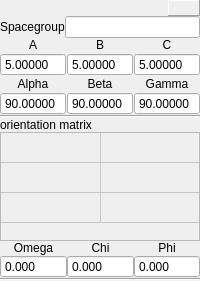
The window that ui/crystaldisplay.ui (jonasstein/clip) describes before a commit, drawn with Qt 5.
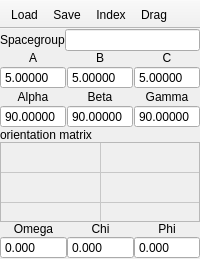
The same window after the commit. Icons and pictures are not drawn. Custom widgets are drawn as their Qt base class.

Commit message: Start Indexing Changed CrystalDisplay to QMainWindow (QToolBar) Updated DragStart to QAction

What changed in the file:
```diff
--- a/ui/crystaldisplay.ui
+++ b/ui/crystaldisplay.ui
@@ -1,13 +1,13 @@
 <?xml version="1.0" encoding="UTF-8"?>
 <ui version="4.0">
  <class>CrystalDisplay</class>
- <widget class="QWidget" name="CrystalDisplay">
+ <widget class="QMainWindow" name="CrystalDisplay">
   <property name="geometry">
    <rect>
     <x>0</x>
     <y>0</y>
     <width>200</width>
-    <height>281</height>
+    <height>259</height>
    </rect>
   </property>
   <property name="sizePolicy">
@@ -29,6 +29,7 @@
    <iconset resource="../icons/icons.qrc">
     <normaloff>:/Crystal.png</normaloff>:/Crystal.png</iconset>
   </property>
+  <widget class="QWidget" name="centralWidget">
   <layout class="QGridLayout">
    <property name="margin">
     <number>0</number>
@@ -36,7 +37,7 @@
    <property name="spacing">
     <number>0</number>
    </property>
-   <item row="1" column="0" colspan="3">
+    <item row="0" column="0" colspan="3">
     <layout class="QHBoxLayout">
      <item>
       <widget class="QLabel" name="label_Spacegroup">
@@ -53,7 +54,7 @@
      </item>
     </layout>
    </item>
-   <item row="2" column="0" colspan="3">
+    <item row="1" column="0" colspan="3">
     <layout class="QHBoxLayout">
      <property name="spacing">
       <number>1</number>
@@ -324,21 +325,14 @@
      </item>
     </layout>
    </item>
-   <item row="3" column="0" colspan="3">
-    <widget class="Line" name="line_2">
-     <property name="orientation">
-      <enum>Qt::Horizontal</enum>
-     </property>
-    </widget>
-   </item>
-   <item row="4" column="0" colspan="3">
+    <item row="2" column="0" colspan="3">
     <widget class="QLabel" name="label_OMat">
      <property name="text">
       <string>orientation matrix</string>
      </property>
     </widget>
    </item>
-   <item row="5" column="0" colspan="3">
+    <item row="3" column="0" colspan="3">
     <widget class="QTableWidget" name="orientationMatrix">
      <property name="enabled">
       <bool>false</bool>
@@ -378,7 +372,7 @@
      <column/>
     </widget>
    </item>
-   <item row="6" column="0">
+    <item row="4" column="0">
     <layout class="QVBoxLayout">
      <item>
       <widget class="QLabel" name="label_Omega">
@@ -423,7 +417,7 @@
      </item>
     </layout>
    </item>
-   <item row="6" column="1">
+    <item row="4" column="1">
     <layout class="QVBoxLayout">
      <item>
       <widget class="QLabel" name="label_Chi">
@@ -468,7 +462,7 @@
      </item>
     </layout>
    </item>
-   <item row="6" column="2">
+    <item row="4" column="2">
     <layout class="QVBoxLayout">
      <item>
       <widget class="QLabel" name="label_Phi">
@@ -513,70 +507,71 @@
      </item>
     </layout>
    </item>
-   <item row="7" column="0" colspan="3">
-    <widget class="Line" name="line">
-     <property name="orientation">
-      <enum>Qt::Horizontal</enum>
-     </property>
-    </widget>
-   </item>
-   <item row="0" column="0" colspan="3">
-    <widget class="QFrame" name="frame">
-     <layout class="QHBoxLayout">
-      <property name="spacing">
-       <number>0</number>
-      </property>
-      <property name="margin">
-       <number>0</number>
-      </property>
-      <item>
-       <widget class="ToolBar" name="tollBar" native="true">
-        <property name="sizePolicy">
-         <sizepolicy hsizetype="MinimumExpanding" vsizetype="MinimumExpanding">
-          <horstretch>0</horstretch>
-          <verstretch>0</verstretch>
-         </sizepolicy>
-        </property>
-       </widget>
-      </item>
-      <item>
-       <widget class="QLabel" name="dragStart">
-        <property name="sizePolicy">
-         <sizepolicy hsizetype="Expanding" vsizetype="Expanding">
-          <horstretch>0</horstretch>
-          <verstretch>0</verstretch>
-         </sizepolicy>
-        </property>
-        <property name="maximumSize">
-         <size>
-          <width>32</width>
-          <height>32</height>
-         </size>
-        </property>
-        <property name="frameShape">
-         <enum>QFrame::Panel</enum>
-        </property>
-        <property name="frameShadow">
-         <enum>QFrame::Raised</enum>
-        </property>
+   </layout>
+  </widget>
+  <widget class="QToolBar" name="toolBar">
+   <property name="windowTitle">
+    <string>toolBar</string>
+   </property>
+   <property name="movable">
+    <bool>false</bool>
+   </property>
+   <property name="floatable">
+    <bool>false</bool>
+   </property>
+   <attribute name="toolBarArea">
+    <enum>TopToolBarArea</enum>
+   </attribute>
+   <attribute name="toolBarBreak">
+    <bool>false</bool>
+   </attribute>
+   <addaction name="actionLoad"/>
+   <addaction name="actionSave"/>
+   <addaction name="actionIndex"/>
+   <addaction name="actionDrag"/>
+  </widget>
+  <action name="actionLoad">
+   <property name="icon">
+    <iconset resource="../icons/icons.qrc">
+     <normaloff>:/fileopen.png</normaloff>:/fileopen.png</iconset>
+   </property>
+   <property name="text">
+    <string>Load</string>
+   </property>
+  </action>
+  <action name="actionSave">
+   <property name="icon">
+    <iconset resource="../icons/icons.qrc">
+     <normaloff>:/filesave.png</normaloff>:/filesave.png</iconset>
+   </property>
+   <property name="text">
+    <string>Save</string>
+   </property>
+  </action>
+  <action name="actionIndex">
+   <property name="icon">
+    <iconset resource="../icons/icons.qrc">
+     <normaloff>:/Index.png</normaloff>:/Index.png</iconset>
+   </property>
         <property name="text">
-         <string/>
-        </property>
-        <property name="pixmap">
-         <pixmap resource="../icons/icons.qrc">:/Crystal.png</pixmap>
-        </property>
-        <property name="scaledContents">
+    <string>Index</string>
+   </property>
+  </action>
+  <action name="actionDrag">
+   <property name="checkable">
+    <bool>false</bool>
+   </property>
+   <property name="enabled">
          <bool>true</bool>
         </property>
-        <property name="alignment">
-         <set>Qt::AlignCenter</set>
-        </property>
-       </widget>
-      </item>
-     </layout>
-    </widget>
-   </item>
-  </layout>
+   <property name="icon">
+    <iconset resource="../icons/icons.qrc">
+     <normaloff>:/Crystal.png</normaloff>:/Crystal.png</iconset>
+   </property>
+   <property name="text">
+    <string>Drag</string>
+   </property>
+  </action>
  </widget>
  <customwidgets>
   <customwidget>
@@ -584,12 +579,6 @@
    <extends>QDoubleSpinBox</extends>
    <header>tools/numberedit.h</header>
   </customwidget>
-  <customwidget>
-   <class>ToolBar</class>
-   <extends>QWidget</extends>
-   <header>defs.h</header>
-   <container>1</container>
-  </customwidget>
  </customwidgets>
  <tabstops>
   <tabstop>Spacegroup</tabstop>
```
Left out of the diff: 17 changed lines with no effect on the pictures. Lines whose indentation alone changed are shown as unchanged. The commit also changes 12 other files.
